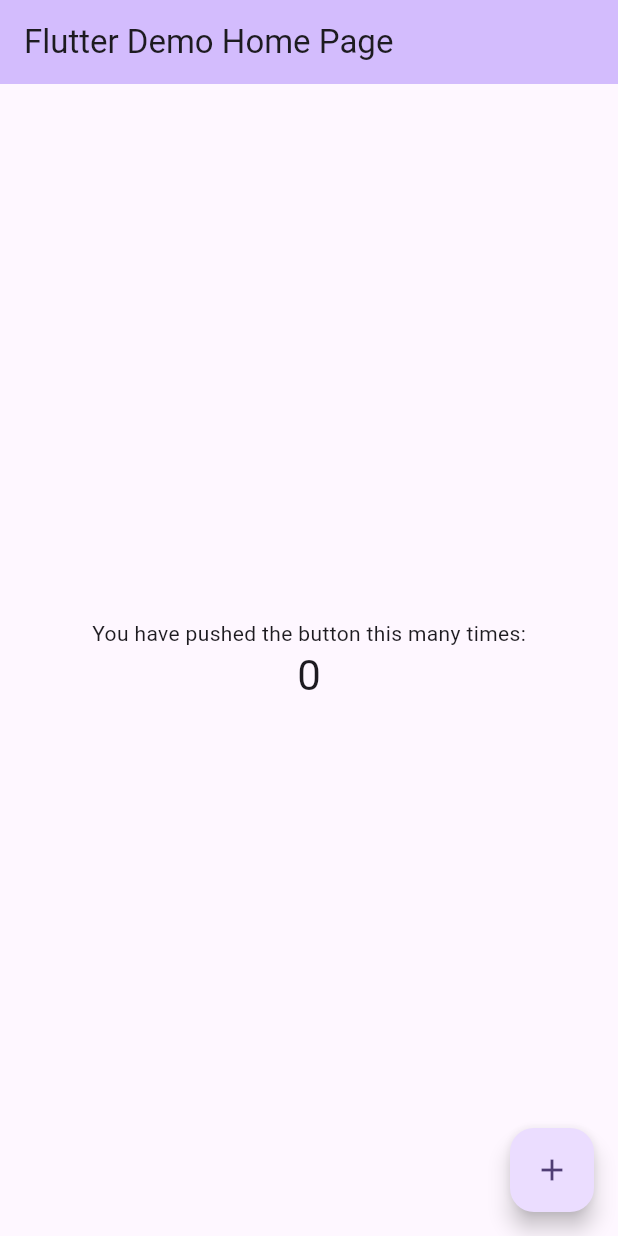
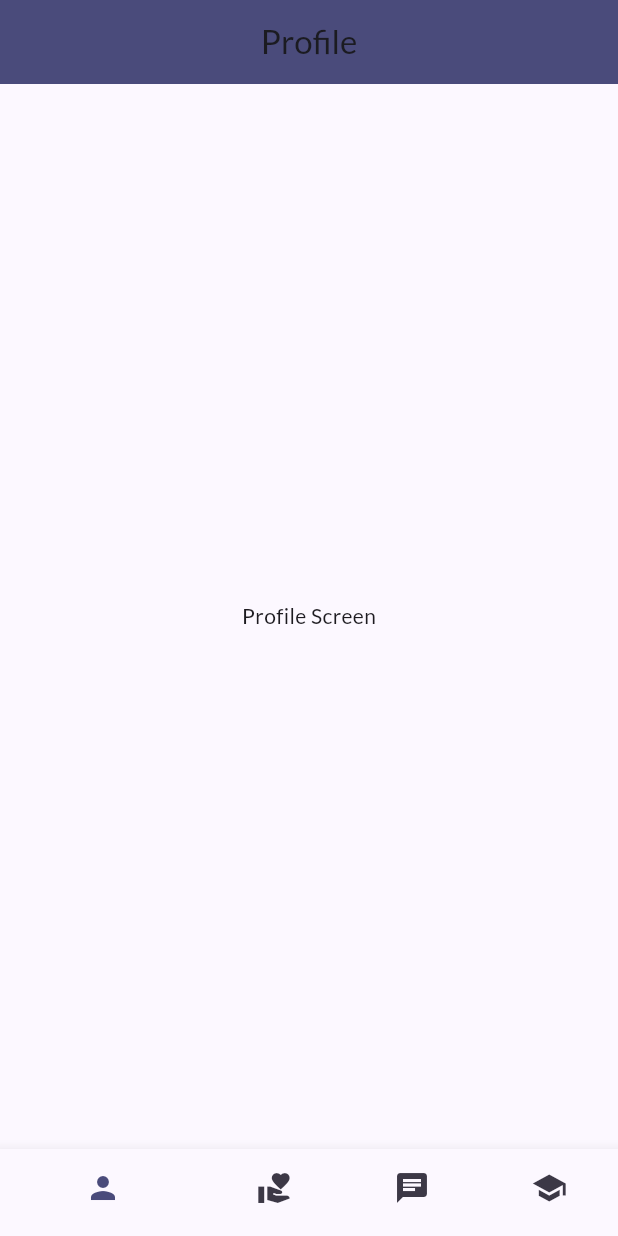
Before and after one commit to abdulrahmanyaqoup/Tareeqak-App, a Flutter app: the screen it shows after launch, on a phone screen of 412 x 824 dp. Run offline on Flutter 3.47's test engine with Material 3 defaults, Android fonts, the phone set to English and light mode, and no system bars; our stand-ins replace flutter_riverpod, google_fonts.

Commit message:
project basic structure

```diff
--- /dev/null
+++ b/lib/Screens/tabs.dart
@@ -0,0 +1,82 @@
+import 'package:flutter/material.dart';
+
+class Tabs extends StatefulWidget {
+  const Tabs({super.key});
+
+  @override
+  State<Tabs> createState() => _TabsState();
+}
+
+class _TabsState extends State<Tabs> {
+  int pageIndex = 0;
+  void selectPage(int index) {
+    setState(() {
+      pageIndex = index;
+    });
+  }
+
+  @override
+  Widget build(BuildContext context) {
+    String activePageTitle = 'University';
+    Widget activeScreen = const Center(
+      child: Text('University Screen'),
+    );
+    if (pageIndex == 0) {
+      activePageTitle = 'Profile';
+      activeScreen = const Center(
+        child: Text('Profile Screen'),
+      );
+    } else if (pageIndex == 1) {
+      activePageTitle = 'Volnteers';
+      activeScreen = const Center(
+        child: Text('Volunteers Screen'),
+      );
+    } else if (pageIndex == 2) {
+      activePageTitle = 'ChatBot';
+      activeScreen = const Center(
+        child: Text('ChatBot Screen'),
+      );
+    } else if (pageIndex == 3) {
+      activePageTitle = 'University';
+      activeScreen = const Center(
+        child: Text('University Screen'),
+      );
+    }
+    return Scaffold(
+      appBar: AppBar(
+        title: Center(
+          child: Text(
+            activePageTitle,
+          ),
+        ),
+      ),
+      body: activeScreen,
+      bottomNavigationBar: BottomNavigationBar(
+        onTap: selectPage,
+        currentIndex: pageIndex,
+        selectedIconTheme: Theme.of(context).iconTheme.copyWith(color: Theme.of(context).colorScheme.primary),
+        unselectedIconTheme: Theme.of(context).iconTheme.copyWith(color: Theme.of(context).colorScheme.secondary),
+        showSelectedLabels: false,
+        showUnselectedLabels: false,
+        items: const [
+          BottomNavigationBarItem(
+            icon: Icon(Icons.person),
+            label: 'Profile',
+          ),
+          BottomNavigationBarItem(
+            icon: Icon(Icons.volunteer_activism),
+            label: 'Volunteers',
+          ),
+          BottomNavigationBarItem(
+            icon: Icon(Icons.chat),
+            label: 'ChatBot',
+          ),
+          BottomNavigationBarItem(
+            icon: Icon(Icons.school),
+            label: 'University',
+          ),
+        ],
+      ),
+    );
+  }
+}
--- a/lib/main.dart
+++ b/lib/main.dart
@@ -1,125 +1,62 @@
 import 'package:flutter/material.dart';
+import 'package:finalproject/Screens/tabs.dart';
+import 'package:flutter/services.dart';
+import 'package:flutter_riverpod/flutter_riverpod.dart';
+import 'package:google_fonts/google_fonts.dart';
+
 
 void main() {
-  runApp(const MyApp());
+  WidgetsFlutterBinding.ensureInitialized();
+  SystemChrome.setPreferredOrientations([
+    DeviceOrientation.portraitUp,
+  ]);
+  runApp(const ProviderScope( child: Tareeqak()));
 }
 
-class MyApp extends StatelessWidget {
-  const MyApp({super.key});
+final seedColor = Color(0xFF4A4B7B);
 
-  // This widget is the root of your application.
+final theme = ThemeData(
+  useMaterial3: true,
+  colorScheme: ColorScheme.fromSeed(
+    brightness: Brightness.light,
+    seedColor: seedColor,
+    primary: Color(0xFF4A4B7B),
+    secondary: Color(0xFF3C3846),
+    tertiary: Color(0xFFFDE9CC),
+  ),
+  textTheme: GoogleFonts.latoTextTheme(
+    ThemeData(brightness: Brightness.light).textTheme,
+  ),
+  appBarTheme: AppBarTheme(
+    backgroundColor: Color(0xFF4A4B7B),
+    iconTheme: IconThemeData(color: Colors.white),
+  ),
+  floatingActionButtonTheme: FloatingActionButtonThemeData(
+    backgroundColor: Color(0xFF4A4B7B),
+    foregroundColor: Colors.white,
+  ),
+  buttonTheme: ButtonThemeData(
+    buttonColor: Color(0xFF4A4B7B),
+  ),
+  iconTheme: IconThemeData(
+    color: Color(0xFF4A4B7B),
+  ),
+  primaryIconTheme: IconThemeData(
+    color: Colors.white,
+  ),
+);
+
+
+class Tareeqak extends StatelessWidget {
+  const Tareeqak({super.key});
+
   @override
   Widget build(BuildContext context) {
     return MaterialApp(
-      title: 'Flutter Demo',
-      theme: ThemeData(
-        // This is the theme of your application.
-        //
-        // TRY THIS: Try running your application with "flutter run". You'll see
-        // the application has a purple toolbar. Then, without quitting the app,
-        // try changing the seedColor in the colorScheme below to Colors.green
-        // and then invoke "hot reload" (save your changes or press the "hot
-        // reload" button in a Flutter-supported IDE, or press "r" if you used
-        // the command line to start the app).
-        //
-        // Notice that the counter didn't reset back to zero; the application
-        // state is not lost during the reload. To reset the state, use hot
-        // restart instead.
-        //
-        // This works for code too, not just values: Most code changes can be
-        // tested with just a hot reload.
-        colorScheme: ColorScheme.fromSeed(seedColor: Colors.deepPurple),
-        useMaterial3: true,
-      ),
-      home: const MyHomePage(title: 'Flutter Demo Home Page'),
+      debugShowCheckedModeBanner: false,
+      title: 'Maseer',
+      theme: theme,
+      home: Tabs(),
     );
   }
 }
-
-class MyHomePage extends StatefulWidget {
-  const MyHomePage({super.key, required this.title});
-
-  // This widget is the home page of your application. It is stateful, meaning
-  // that it has a State object (defined below) that contains fields that affect
-  // how it looks.
-
-  // This class is the configuration for the state. It holds the values (in this
-  // case the title) provided by the parent (in this case the App widget) and
-  // used by the build method of the State. Fields in a Widget subclass are
-  // always marked "final".
-
-  final String title;
-
-  @override
-  State<MyHomePage> createState() => _MyHomePageState();
-}
-
-class _MyHomePageState extends State<MyHomePage> {
-  int _counter = 0;
-
-  void _incrementCounter() {
-    setState(() {
-      // This call to setState tells the Flutter framework that something has
-      // changed in this State, which causes it to rerun the build method below
-      // so that the display can reflect the updated values. If we changed
-      // _counter without calling setState(), then the build method would not be
-      // called again, and so nothing would appear to happen.
-      _counter++;
-    });
-  }
-
-  @override
-  Widget build(BuildContext context) {
-    // This method is rerun every time setState is called, for instance as done
-    // by the _incrementCounter method above.
-    //
-    // The Flutter framework has been optimized to make rerunning build methods
-    // fast, so that you can just rebuild anything that needs updating rather
-    // than having to individually change instances of widgets.
-    return Scaffold(
-      appBar: AppBar(
-        // TRY THIS: Try changing the color here to a specific color (to
-        // Colors.amber, perhaps?) and trigger a hot reload to see the AppBar
-        // change color while the other colors stay the same.
-        backgroundColor: Theme.of(context).colorScheme.inversePrimary,
-        // Here we take the value from the MyHomePage object that was created by
-        // the App.build method, and use it to set our appbar title.
-        title: Text(widget.title),
-      ),
-      body: Center(
-        // Center is a layout widget. It takes a single child and positions it
-        // in the middle of the parent.
-        child: Column(
-          // Column is also a layout widget. It takes a list of children and
-          // arranges them vertically. By default, it sizes itself to fit its
-          // children horizontally, and tries to be as tall as its parent.
-          //
-          // Column has various properties to control how it sizes itself and
-          // how it positions its children. Here we use mainAxisAlignment to
-          // center the children vertically; the main axis here is the vertical
-          // axis because Columns are vertical (the cross axis would be
-          // horizontal).
-          //
-          // TRY THIS: Invoke "debug painting" (choose the "Toggle Debug Paint"
-          // action in the IDE, or press "p" in the console), to see the
-          // wireframe for each widget.
-          mainAxisAlignment: MainAxisAlignment.center,
-          children: <Widget>[
-            const Text(
-              'You have pushed the button this many times:',
-            ),
-            Text(
-              '$_counter',
-              style: Theme.of(context).textTheme.headlineMedium,
-            ),
-          ],
-        ),
-      ),
-      floatingActionButton: FloatingActionButton(
-        onPressed: _incrementCounter,
-        tooltip: 'Increment',
-        child: const Icon(Icons.add),
-      ), // This trailing comma makes auto-formatting nicer for build methods.
-    );
-  }
-}
--- a/pubspec.yaml
+++ b/pubspec.yaml
@@ -34,6 +34,8 @@ dependencies:
   # The following adds the Cupertino Icons font to your application.
   # Use with the CupertinoIcons class for iOS style icons.
   cupertino_icons: ^1.0.8
+  google_fonts: ^6.2.1
+  flutter_riverpod: ^2.5.1
 
 dev_dependencies:
   flutter_test:
```
Also changed, not shown: lib/Screens/chatbot.dart (added), lib/Screens/profile.dart (added), lib/Screens/university.dart (added), lib/Screens/volunteers.dart (added), pubspec.lock, 5 other files.
